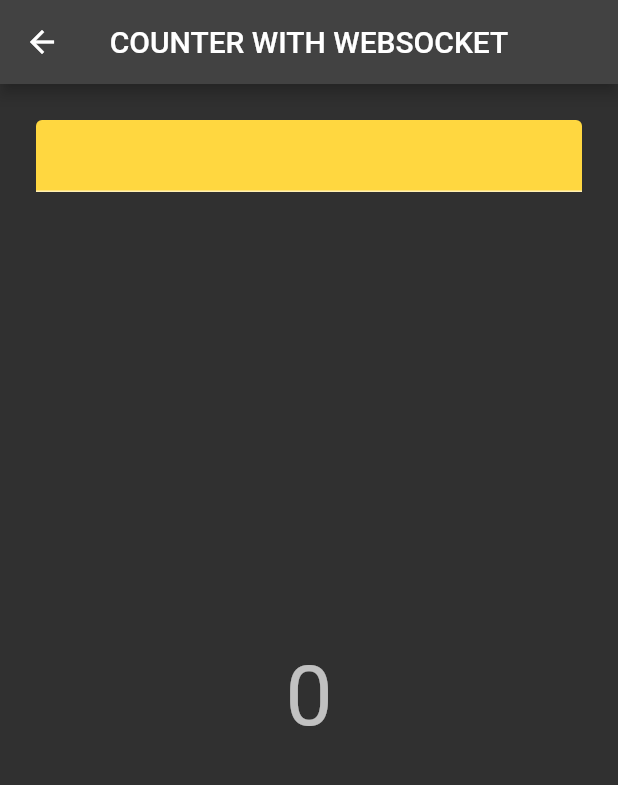
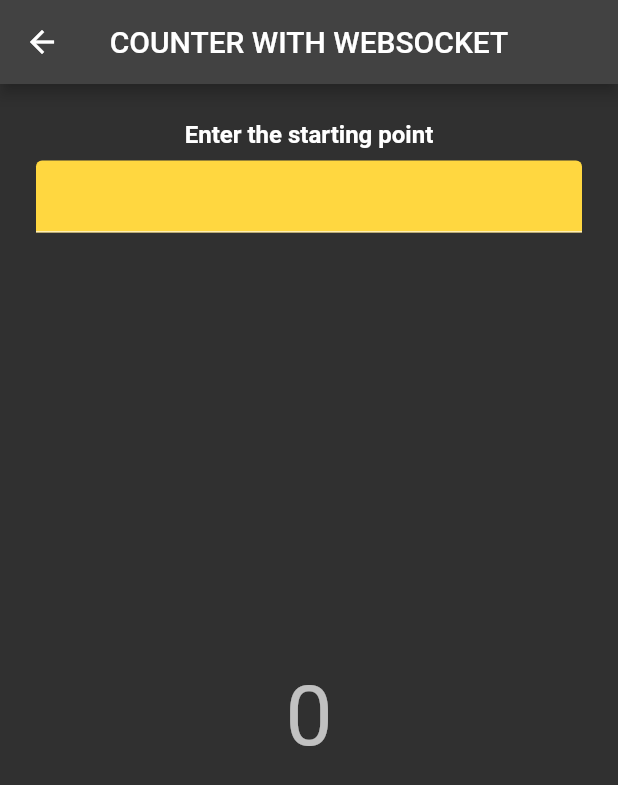
Before and after one commit to Tukhtamurodov-Sardorbek/50.Riverpod, a Flutter app: the CounterPageWithModifiableWebSocket screen opened directly, on a phone screen of 412 x 824 dp. Shown: the top 785 px of the screen. Run offline on Flutter 3.47's test engine with Material 2 defaults, Android fonts, the phone set to English and light mode, and no system bars; our stand-ins replace flutter_riverpod.

Commit message:
🔥 Code Update 🔥

```diff
--- a/lib/pages/counter_pages/counter_with_mofiable_websocker.dart
+++ b/lib/pages/counter_pages/counter_with_mofiable_websocker.dart
@@ -37,7 +37,7 @@ class CounterPageWithModifiableWebSocket extends ConsumerWidget {
     // final Stream<int> counter = ref.watch(counterStreamProvider.stream);
 
     return GestureDetector(
-      onTap: (){
+      onTap: () {
         FocusManager.instance.primaryFocus?.unfocus();
         // FocusScope.of(context).unfocus();
       },
@@ -50,6 +50,14 @@ class CounterPageWithModifiableWebSocket extends ConsumerWidget {
           padding: const EdgeInsets.all(24.0),
           child: Column(
             children: [
+              const Text(
+                'Enter the starting point',
+                style: TextStyle(
+                  fontSize: 16,
+                  fontWeight: FontWeight.w700,
+                ),
+              ),
+              const SizedBox(height: 8),
               TextField(
                 controller: ref.read(txtController),
                 style: const TextStyle(
@@ -64,21 +72,20 @@ class CounterPageWithModifiableWebSocket extends ConsumerWidget {
                   filled: true,
                   fillColor: Colors.amberAccent,
                 ),
-                onSubmitted: (txt){
+                onSubmitted: (txt) {
                   ref.read(initValueProvider.notifier).state = int.tryParse(ref.read(txtController).text) ?? 0;
+                  ref.read(txtController.notifier).state.text = '0';
                 },
               ),
               Expanded(
                 child: Center(
                   child: FittedBox(
                     child: Text(
-                      counter
-                          .when(
+                      counter.when(
                             data: (int value) => value,
                             error: (Object e, _) => e,
-                            loading: () => 0,
-                          )
-                          .toString(),
+                            loading: () => initValue,
+                          ).toString(),
                       style: Theme.of(context).textTheme.displayMedium,
                     ),
                   ),
```
